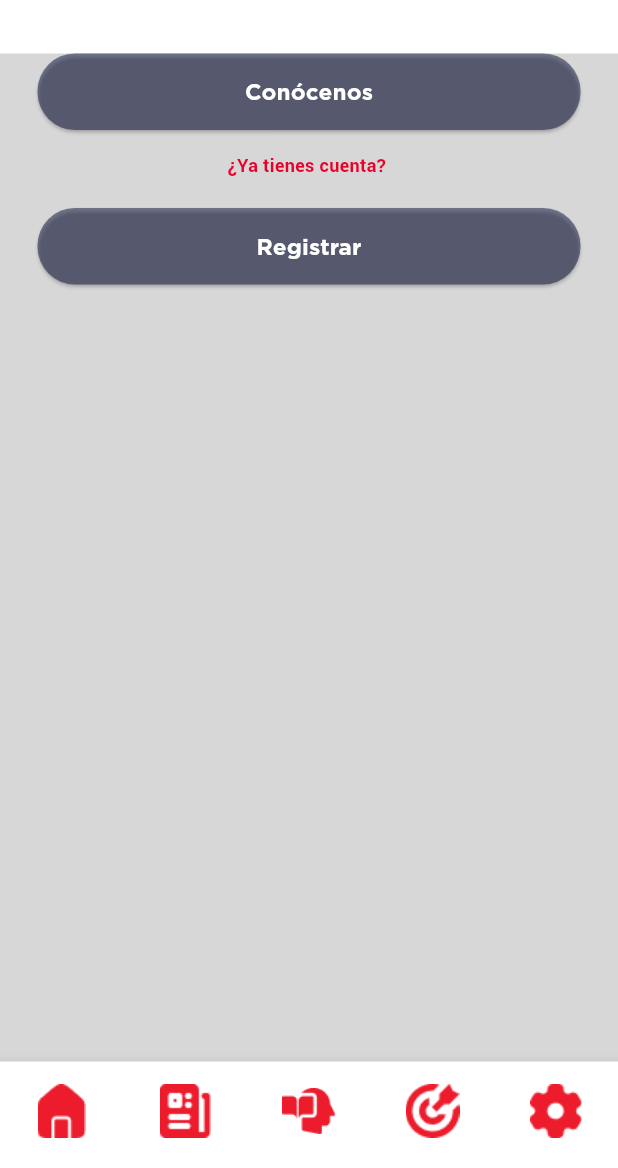
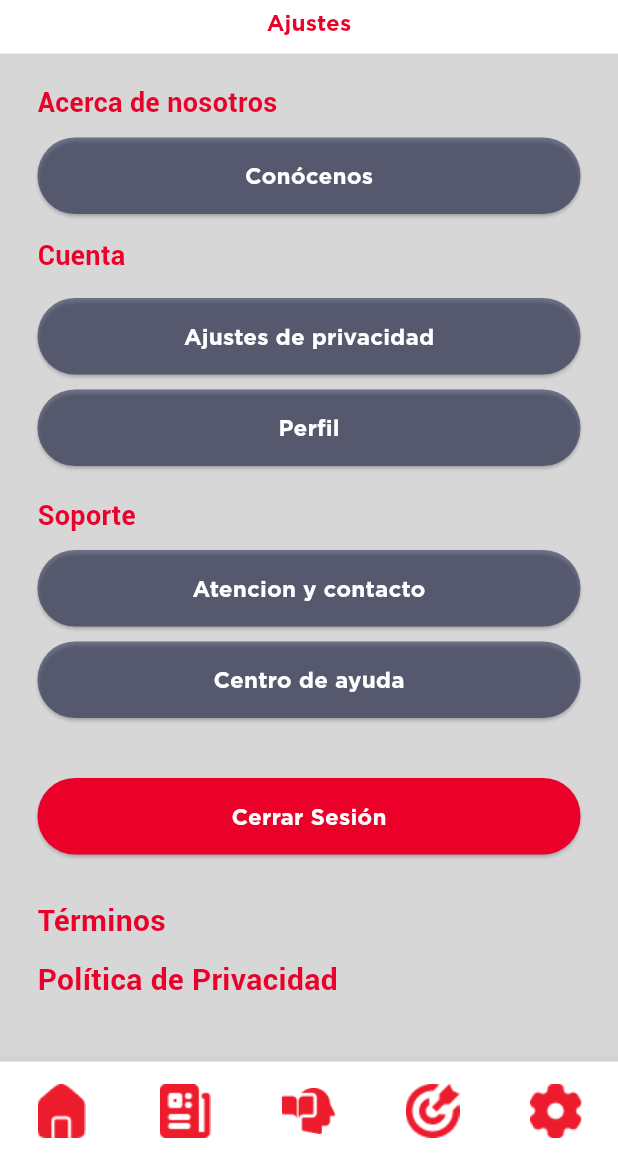
Before and after one commit to zam-cv/banorte, a Flutter app: the SettingsPage screen opened by its route, on a phone screen of 412 x 824 dp, the part 68-1236 px from its top. Run offline on Flutter 3.47's test engine with Material 3 defaults, Android fonts, the phone set to English and light mode, and no system bars; our stand-ins replace flutter_svg.

Commit message:
Add: Ajustes

```diff
--- a/app/lib/screens/settings.dart
+++ b/app/lib/screens/settings.dart
@@ -3,12 +3,14 @@ import 'package:flutter_svg/flutter_svg.dart';
 import '../widgets/custom_nav.dart'; // Asegúrate de importar la navbar existente
 import 'package:app/widgets/button.dart';
 import 'package:app/routes/app_routes.dart';
+import 'package:app/widgets/custom_button.dart';
 import 'package:url_launcher/url_launcher.dart';
 
 class SettingsPage extends StatefulWidget {
-  const SettingsPage({Key? key}) : super(key: key);
+  const SettingsPage({super.key});
 
   @override
+  // ignore: library_private_types_in_public_api
   _ProfilePageState createState() => _ProfilePageState();
 }
 
@@ -20,6 +22,27 @@ class _ProfilePageState extends State<SettingsPage> {
       _selectedIndex = index;
       // Navegación a otras páginas si es necesario
     });
+  }
+
+  Future<void> _launchUrl(String url) async {
+    final Uri uri = Uri.parse(url);
+    try {
+      if (await canLaunchUrl(uri)) {
+        await launchUrl(
+          uri,
+          mode: LaunchMode
+              .externalApplication, // Abre en una aplicación externa (navegador)
+        );
+      } else {
+        throw 'No se pudo abrir $url';
+      }
+    } catch (e) {
+      ScaffoldMessenger.of(context).showSnackBar(
+        SnackBar(
+          content: Text('Error al abrir el enlace: $e'),
+        ),
+      );
+    }
   }
 
   @override
@@ -49,7 +72,7 @@ class _ProfilePageState extends State<SettingsPage> {
                 Text(
                   'Ajustes',
                   style: Theme.of(context).textTheme.labelLarge?.copyWith(
-                        color: Colors.white, // Color blanco
+                        color: Theme.of(context).colorScheme.primary,
                       ),
                 ),
               ],
@@ -61,85 +84,181 @@ class _ProfilePageState extends State<SettingsPage> {
               child: Column(
                 mainAxisAlignment: MainAxisAlignment.center,
                 children: [
-                  // Botón "Conócenos" con el estilo del Theme
+                  const SizedBox(height: 20), // Espacio arriba del texto
+                  // Texto "Acerca de nosotros"
+                  Padding(
+                    padding: const EdgeInsets.symmetric(horizontal: 25),
+                    child: Align(
+                      alignment: Alignment.centerLeft,
+                      child: Text(
+                        'Acerca de nosotros',
+                        style: TextStyle(
+                          color: Theme.of(context).colorScheme.primary,
+                          fontSize: 18,
+                          fontWeight: FontWeight.bold,
+                        ),
+                      ),
+                    ),
+                  ),
+                  const SizedBox(height: 10),
+                  // Botón "Conócenos" con funcionalidad de URL
                   Padding(
                     padding: const EdgeInsets.symmetric(horizontal: 25),
                     child: Button(
                       text: 'Conócenos',
                       onPressed: () {
+                        _launchUrl('https://www.banorte.com/');
+                      },
+                    ),
+                  ),
+                  const SizedBox(height: 15),
+                  // Texto "Cuenta"
+                  Padding(
+                    padding: const EdgeInsets.symmetric(horizontal: 25),
+                    child: Align(
+                      alignment: Alignment.centerLeft,
+                      child: Text(
+                        'Cuenta',
+                        style: TextStyle(
+                          color: Theme.of(context).colorScheme.primary,
+                          fontSize: 18,
+                          fontWeight: FontWeight.bold,
+                        ),
+                      ),
+                    ),
+                  ),
+                  const SizedBox(height: 15),
+                  // Botón "Ajustes de privacidad" con funcionalidad de URL
+                  Padding(
+                    padding: const EdgeInsets.symmetric(horizontal: 25),
+                    child: Button(
+                      text: 'Ajustes de privacidad',
+                      onPressed: () {
                         Navigator.pushNamed(context, AppRoutes.home);
                       },
+                    ),
+                  ),
+                  const SizedBox(height: 10),
+                  // Botón "Perfil" con funcionalidad de URL
+                  Padding(
+                    padding: const EdgeInsets.symmetric(horizontal: 25),
+                    child: Button(
+                      text: 'Perfil',
+                      onPressed: () {
+                        Navigator.pushNamed(context, AppRoutes.profile);
+                      },
+                    ),
+                  ),
+                  const SizedBox(height: 20), // Espaciado entre secciones
+                  // Texto "Soporte"
+                  Padding(
+                    padding: const EdgeInsets.symmetric(horizontal: 25),
+                    child: Align(
+                      alignment: Alignment.centerLeft,
                       child: Text(
-                        'Conócenos',
+                        'Soporte',
+                        style: TextStyle(
+                          color: Theme.of(context).colorScheme.primary,
+                          fontSize: 18,
+                          fontWeight: FontWeight.bold,
+                        ),
+                      ),
+                    ),
+                  ),
+                  const SizedBox(height: 10),
+                  // Botón "Sugerencias" con funcionalidad de URL
+                  Padding(
+                    padding: const EdgeInsets.symmetric(horizontal: 25),
+                    child: Button(
+                      text: 'Atencion y contacto',
+                      onPressed: () {
+                        _launchUrl(
+                            'https://www.banorte.com/wps/portal/ixe/Home/conoce-contacto/');
+                      },
+                    ),
+                  ),
+                  const SizedBox(height: 10),
+                  // Botón "Centro de ayuda" con funcionalidad de URL
+                  Padding(
+                    padding: const EdgeInsets.symmetric(horizontal: 25),
+                    child: Button(
+                      text: 'Centro de ayuda',
+                      onPressed: () {
+                        _launchUrl(
+                            'https://www.banorte.com/wps/portal/banorte/Home/ayuda/');
+                      },
+                    ),
+                  ),
+                  const SizedBox(height: 20), // Espaciado adicional
+                  // Botón "Cerrar Sesión"
+                  Padding(
+                    padding: const EdgeInsets.symmetric(
+                        horizontal: 25, vertical: 20),
+                    child: CustomButton(
+                      text: 'Cerrar Sesión',
+                      onPressed: () {
+                        Navigator.pushNamed(context, AppRoutes.login);
+                      },
+                      // Aplica el estilo en el child del botón
+                      child: Text(
+                        'Cerrar Sesión',
                         style: Theme.of(context).textTheme.labelLarge?.copyWith(
-                              color: Colors.white, // Color del texto del botón
+                              color: Colors.white,
                             ),
                       ),
                     ),
                   ),
-                  const SizedBox(height: 15),
-                  // Texto "¿Ya tienes cuenta?" usando los estilos del Theme
-                  RichText(
-                    text: TextSpan(
-                      children: [
-                        TextSpan(
-                          text: '¿Ya tienes cuenta? ',
-                          style: Theme.of(context)
-                              .textTheme
-                              .bodyMedium
-                              ?.copyWith(
-                                fontWeight: FontWeight.bold,
-                                color: Theme.of(context).colorScheme.primary,
-                              ),
+                  const SizedBox(height: 10),
+                  // Texto "Términos" con funcionalidad de URL
+                  GestureDetector(
+                    onTap: () {
+                      _launchUrl(
+                          'https://www.banorte.com/wps/portal/banorte/Home/servicios-en-linea/banca-digital/banco-linea/terminos-condiciones/');
+                    },
+                    child: Padding(
+                      padding: const EdgeInsets.symmetric(horizontal: 25),
+                      child: Align(
+                        alignment: Alignment.centerLeft,
+                        child: Text(
+                          'Términos',
+                          style: TextStyle(
+                            color: Theme.of(context).colorScheme.primary,
+                            fontSize: 20,
+                            fontWeight: FontWeight.bold,
+                          ),
                         ),
-                      ],
-                    ),
-                  ),
-                  const SizedBox(height: 20),
-                  // Botón de Registro con el enlace de Banorte
-                  Padding(
-                    padding: const EdgeInsets.symmetric(horizontal: 25),
-                    child: Button(
-                      text: 'Registrar',
-                      onPressed: () async {
-                        const url = 'https://www.google.com/';
-                        final Uri uri = Uri.parse(url);
-
-                        // Lógica para abrir el enlace
-                        try {
-                          if (await canLaunchUrl(uri)) {
-                            await launchUrl(
-                              uri,
-                              mode: LaunchMode
-                                  .externalApplication, // Para móviles
-                            );
-                          } else {
-                            throw 'No se pudo abrir $url';
-                          }
-                        } catch (e) {
-                          // Muestra un diálogo o snackbar si falla la apertura del enlace
-                          ScaffoldMessenger.of(context).showSnackBar(
-                            SnackBar(
-                                content: Text('Error al abrir el enlace: $e')),
-                          );
-                        }
-                      },
-                      child: Text(
-                        'Registrar',
-                        style: Theme.of(context).textTheme.labelLarge?.copyWith(
-                              color: Colors.white, // Color del texto del botón
-                            ),
                       ),
                     ),
                   ),
-                  const SizedBox(height: 20), // Padding extra debajo del botón
+                  const SizedBox(height: 10),
+                  // Texto "Política de Privacidad" con funcionalidad de URL
+                  GestureDetector(
+                    onTap: () {
+                      _launchUrl(
+                          'https://www.banorte.com/wps/portal/gfb/Home/banorte-te-informa/aviso-de-privacidad');
+                    },
+                    child: Padding(
+                      padding: const EdgeInsets.symmetric(horizontal: 25),
+                      child: Align(
+                        alignment: Alignment.centerLeft,
+                        child: Text(
+                          'Política de Privacidad',
+                          style: TextStyle(
+                            color: Theme.of(context).colorScheme.primary,
+                            fontSize: 20,
+                            fontWeight: FontWeight.bold,
+                          ),
+                        ),
+                      ),
+                    ),
+                  ),
+                  const SizedBox(height: 20), // Padding extra debajo
                 ],
               ),
             ),
           ),
         ],
       ),
-      // Navbar existente
       bottomNavigationBar: CustomNavBar(
         onTabSelected: _onItemTapped, // Función para manejar las selecciones
         selectedIndex: _selectedIndex, // Perfil está seleccionada
--- a/app/lib/widgets/button.dart
+++ b/app/lib/widgets/button.dart
@@ -28,7 +28,7 @@ class Button extends StatelessWidget {
           Text(
             text ?? '',
             style: const TextStyle(
-              fontSize: 20,
+              fontSize: 15,
               color: Colors.white,
               fontWeight: FontWeight.bold,
             ),
```
